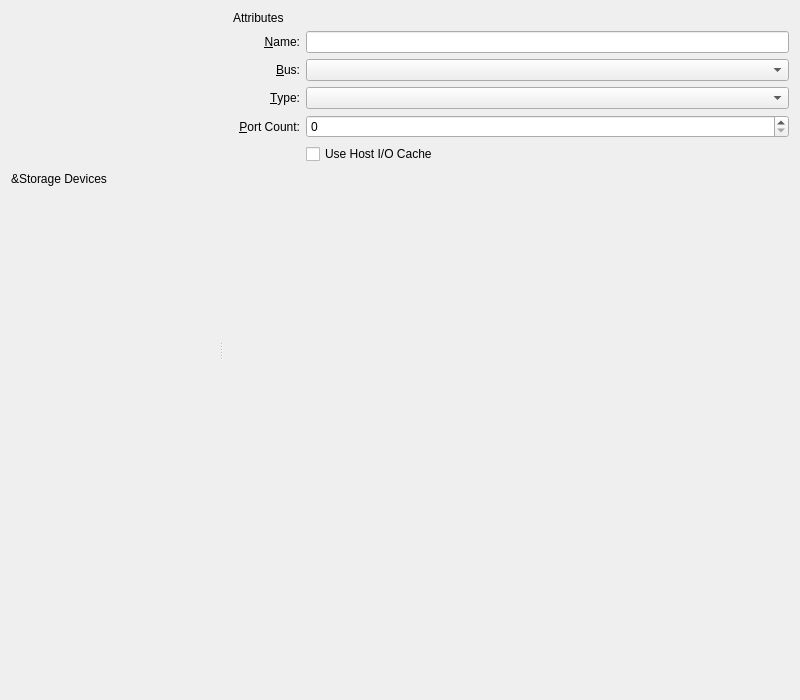
This is vbox/src/VBox/Frontends/VirtualBox/src/settings/machine/UIMachineSettingsStorage.ui in jljuxgm/vboxgit as Qt 5 draws it before an edit. The edited form follows.
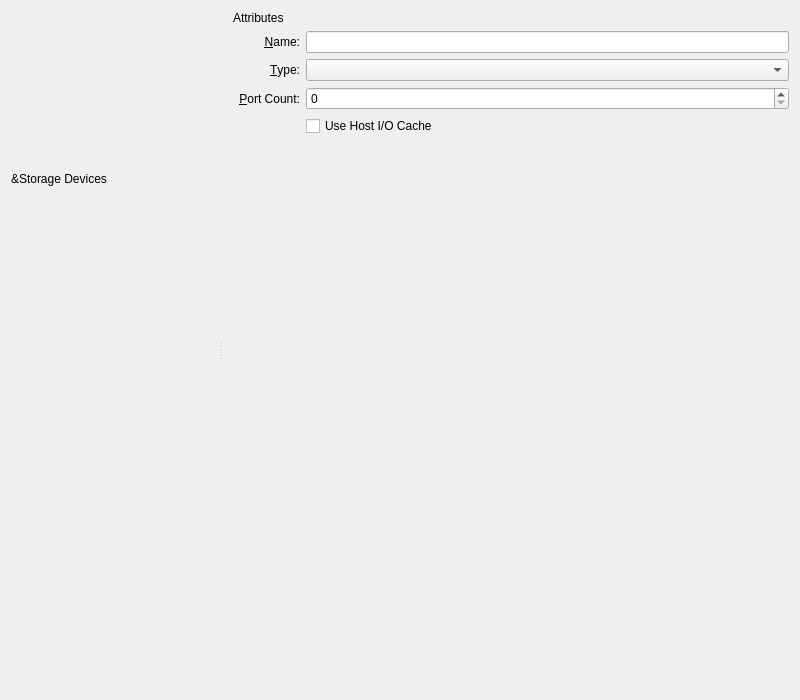
This is the edited form. The open tabs and pages were chosen to show the change. Custom widgets are drawn as their Qt base class.

Commit message:
commit_81104 ------------------------------------------------------------------------ r81104 | vboxsync | 2019-10-03 20:47:07 +0800 (Thu, 03 Oct 2019) | 1 line
FE/Qt: bugref:9582: VM settings / Storage page: Removing controller bus combo, all controller types are now enumerated in type combo, more fluent type changes.
------------------------------------------------------------------------

```diff
--- a/vbox/src/VBox/Frontends/VirtualBox/src/settings/machine/UIMachineSettingsStorage.ui
+++ b/vbox/src/VBox/Frontends/VirtualBox/src/settings/machine/UIMachineSettingsStorage.ui
@@ -173,32 +173,6 @@
          </widget>
         </item>
         <item row="2" column="1" >
-         <widget class="QLabel" name="mLbBus" >
-          <property name="text" >
-           <string>&amp;Bus:</string>
-          </property>
-          <property name="buddy" >
-           <cstring>mCbBus</cstring>
-          </property>
-          <property name="alignment" >
-           <set>Qt::AlignRight|Qt::AlignTrailing|Qt::AlignVCenter</set>
-          </property>
-         </widget>
-        </item>
-        <item row="2" column="2" >
-         <widget class="QComboBox" name="mCbBus" >
-          <property name="whatsThis" >
-           <string>Selects the bus type of the storage controller currently selected in the Storage Tree.</string>
-          </property>
-          <property name="sizePolicy" >
-           <sizepolicy vsizetype="Fixed" hsizetype="Expanding" >
-            <horstretch>0</horstretch>
-            <verstretch>0</verstretch>
-           </sizepolicy>
-          </property>
-         </widget>
-        </item>
-        <item row="3" column="1" >
          <widget class="QLabel" name="mLbType" >
           <property name="text" >
            <string>&amp;Type:</string>
@@ -211,7 +185,7 @@
           </property>
          </widget>
         </item>
-        <item row="3" column="2" >
+        <item row="2" column="2" >
          <widget class="QComboBox" name="mCbType" >
           <property name="whatsThis" >
            <string>Selects the sub-type of the storage controller currently selected in the Storage Tree.</string>
@@ -224,7 +198,7 @@
           </property>
          </widget>
         </item>
-        <item row="4" column="1" >
+        <item row="3" column="1" >
          <widget class="QLabel" name="mLbPortCount" >
           <property name="text" >
            <string>&amp;Port Count:</string>
@@ -237,7 +211,7 @@
           </property>
          </widget>
         </item>
-        <item row="4" column="2" >
+        <item row="3" column="2" >
          <widget class="QSpinBox" name="mSbPortCount" >
           <property name="whatsThis" >
            <string>Selects the port count of the SATA storage controller currently selected in the Storage Tree. This must be at least one more than the highest port number you need to use.</string>
@@ -250,7 +224,7 @@
           </property>
          </widget>
         </item>
-        <item row="5" column="2" >
+        <item row="4" column="2" >
          <widget class="QCheckBox" name="mCbIoCache" >
           <property name="whatsThis" >
            <string>When checked, allows to use host I/O caching capabilities.</string>
@@ -260,7 +234,7 @@
           </property>
          </widget>
         </item>
-        <item row="6" column="0" colspan="3" >
+        <item row="5" column="0" colspan="3" >
          <spacer name="mSp3" >
           <property name="orientation" >
            <enum>Qt::Vertical</enum>
```
The commit also changes 1 other file.
